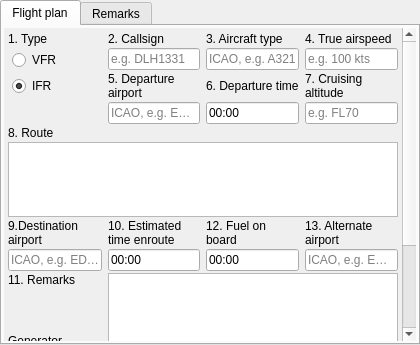
Old version of the form src/blackgui/components/flightplancomponent.ui in the repository swift-project/pilotclient.
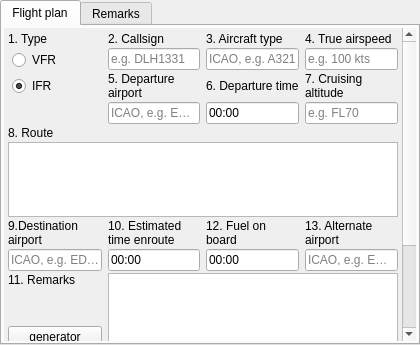
New version of the form. Icons and pictures are not drawn. Custom widgets are drawn as their Qt base class.

Commit message: Ref T215, generator button

Patch:
```diff
--- a/src/blackgui/components/flightplancomponent.ui
+++ b/src/blackgui/components/flightplancomponent.ui
@@ -64,8 +64,8 @@
         <rect>
          <x>0</x>
          <y>0</y>
-         <width>398</width>
-         <height>494</height>
+         <width>358</width>
+         <height>482</height>
         </rect>
        </property>
        <property name="sizePolicy">
@@ -377,19 +377,8 @@
             </item>
             <item row="1" column="0">
              <widget class="QPushButton" name="pb_RemarksGenerator">
-              <property name="styleSheet">
-               <string notr="true">QPushButton {
-	background-color: transparent;
-	border: none;
-	text-align: left;
-	text-decoration: underline;
-}</string>
-              </property>
-              <property name="inputMethodHints">
-               <set>Qt::ImhNone</set>
-              </property>
               <property name="text">
-               <string>Generator</string>
+               <string>generator</string>
               </property>
              </widget>
             </item>
```
Left out of the diff: 15 changed lines with no effect on the pictures.
